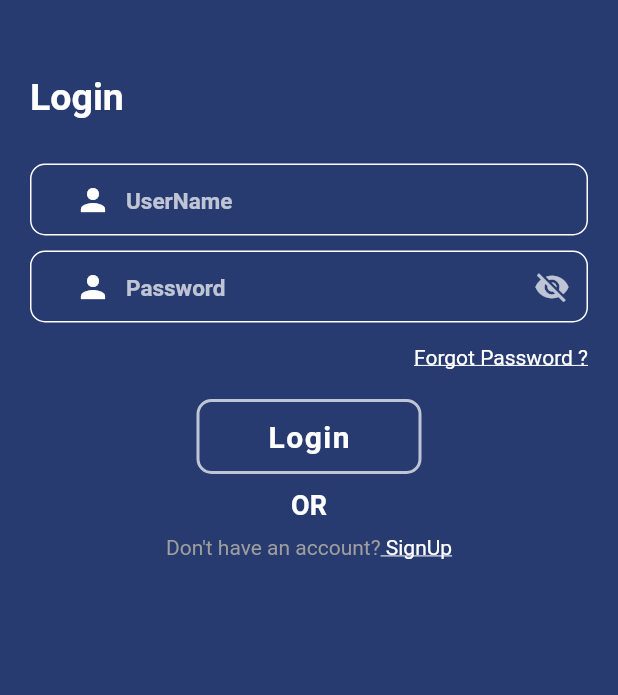
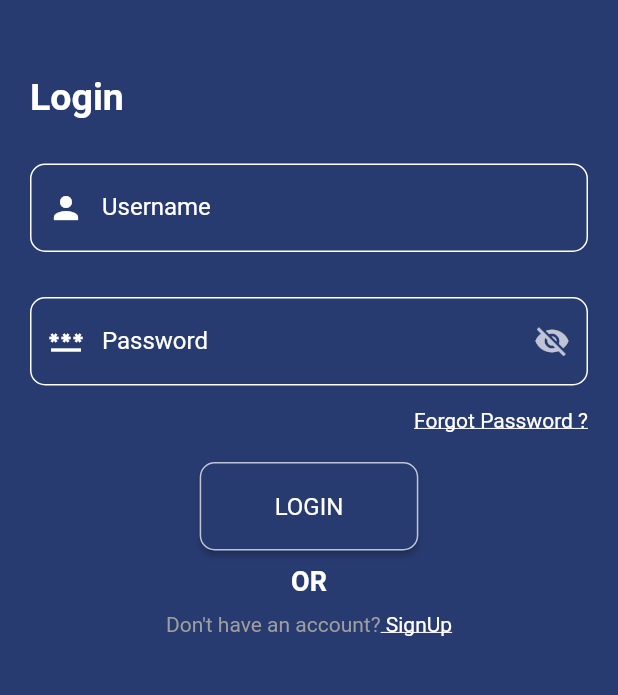
Before and after one commit to A98H73/NITC-Tele-health-Application, a Flutter app: the screen it shows after launch, on a phone screen of 412 x 824 dp, the part 309-1004 px from its top. Run offline on Flutter 3.47's test engine with Material 2 defaults, Android fonts, the phone set to English and light mode, and no system bars; drawn by our look-alikes of snippet_coder_utils; our stand-ins replace dio, fluttertoast.

Commit message:
login-done

```diff
--- a/lib/FrontEnd/Login_Page.dart
+++ /dev/null
@@ -1,235 +0,0 @@
-import 'package:flutter/gestures.dart';
-import 'package:flutter/material.dart';
-import 'package:snippet_coder_utils/FormHelper.dart';
-import 'package:snippet_coder_utils/ProgressHUD.dart';
-import 'package:snippet_coder_utils/hex_color.dart';
-
-class LoginPage extends StatefulWidget {
-  const LoginPage({Key? key}) : super(key: key);
-
-  @override
-  State<LoginPage> createState() => _LoginPageState();
-}
-
-class _LoginPageState extends State<LoginPage> {
-  bool isAPICallProcess = false;
-  bool hidePassword = true;
-  GlobalKey<FormState> globalFormKey = GlobalKey<FormState>();
-  String? username;
-  String? password;
-
-  @override
-  Widget build(BuildContext context) {
-    return SafeArea(
-      child: Scaffold(
-        backgroundColor: HexColor('#283B71'),
-        body: ProgressHUD(
-          child: Form(
-            key: globalFormKey,
-            child: _loginUI(context),
-          ),
-          inAsyncCall: isAPICallProcess,
-          opacity: 0.3,
-          key: UniqueKey(),
-        ),
-      ),
-    );
-  }
-
-  Widget _loginUI(BuildContext context) {
-    return SingleChildScrollView(
-      child: Column(
-        mainAxisAlignment: MainAxisAlignment.start,
-        crossAxisAlignment: CrossAxisAlignment.start,
-        children: [
-          Container(
-            width: MediaQuery.of(context).size.width,
-            height: MediaQuery.of(context).size.height / 4,
-            decoration: const BoxDecoration(
-              gradient: LinearGradient(
-                  begin: Alignment.topCenter,
-                  end: Alignment.bottomCenter,
-                  colors: [
-                    Colors.white,
-                    Colors.white,
-                  ]),
-              borderRadius: BorderRadius.only(
-                bottomLeft: Radius.circular(100),
-                bottomRight: Radius.circular(100),
-              ),
-            ),
-            child: Column(
-              mainAxisAlignment: MainAxisAlignment.center,
-              children: [
-                Align(
-                  alignment: Alignment.center,
-                  child: Image.asset(
-                    "assets/images/NITC_logo.jpg",
-                    width: 100,
-                    fit: BoxFit.contain,
-                  ),
-                ),
-              ],
-            ),
-          ),
-          Padding(
-            padding: const EdgeInsets.only(
-              top: 50,
-              left: 20,
-              bottom: 30,
-            ),
-            child: Text(
-              "Login",
-              style: TextStyle(
-                fontWeight: FontWeight.bold,
-                fontSize: 25,
-                color: Colors.white,
-              ),
-            ),
-          ),
-          FormHelper.inputFieldWidget(
-            context,
-            "username",
-            "UserName",
-            (onValidateVal) {
-              if (onValidateVal.isEmpty) {
-                return "username can\'t be empty";
-              }
-              return null;
-            },
-            (onSavedVal) {
-              username = onSavedVal;
-            },
-            prefixIcon: const Icon(Icons.person),
-            borderFocusColor: Colors.white,
-            prefixIconColor: Colors.white,
-            borderColor: Colors.white,
-            textColor: Colors.white,
-            hintColor: Colors.white.withOpacity(0.7),
-            borderRadius: 10,
-            showPrefixIcon: true,
-          ),
-          Padding(
-            padding: const EdgeInsets.only(
-              top: 10,
-            ),
-            child: FormHelper.inputFieldWidget(context, "password", "Password",
-                (onValidateVal) {
-              if (onValidateVal.isEmpty) {
-                return "Password can\'t be empty";
-              }
-              return null;
-            }, (onSavedVal) {
-              password = onSavedVal;
-            },
-                prefixIcon: const Icon(Icons.person),
-                borderFocusColor: Colors.white,
-                prefixIconColor: Colors.white,
-                borderColor: Colors.white,
-                textColor: Colors.white,
-                hintColor: Colors.white.withOpacity(0.7),
-                borderRadius: 10,
-                showPrefixIcon: true,
-                obscureText: hidePassword,
-                suffixIcon: IconButton(
-                    onPressed: () {
-                      setState(() {
-                        hidePassword = !hidePassword;
-                      });
-                    },
-                    color: Colors.white.withOpacity(0.7),
-                    icon: Icon(
-                      hidePassword ? Icons.visibility_off : Icons.visibility,
-                    ))),
-          ),
-          Padding(
-            padding: const EdgeInsets.only(
-              top: 15,
-              right: 20,
-            ),
-            child: Align(
-              alignment: Alignment.bottomRight,
-              child: RichText(
-                text: TextSpan(
-                  style: const TextStyle(
-                    color: Colors.grey,
-                    fontSize: 14,
-                  ),
-                  children: <TextSpan>[
-                    TextSpan(
-                      text: "Forgot Password ?",
-                      style: TextStyle(
-                        color: Colors.white,
-                        decoration: TextDecoration.underline,
-                      ),
-                      recognizer: TapGestureRecognizer()
-                        ..onTap = () {
-                          print("Forgot Password");
-                        },
-                    ),
-                  ],
-                ),
-              ),
-            ),
-          ),
-          SizedBox(
-            height: 20,
-          ),
-          Center(
-            child: FormHelper.submitButton(
-              "Login",
-              () {},
-              btnColor: HexColor("#283B71"),
-              borderColor: Colors.white.withOpacity(0.7),
-              txtColor: Colors.white,
-              borderRadius: 10,
-            ),
-          ),
-          SizedBox(
-            height: 10,
-          ),
-          Center(
-            child: Text(
-              "OR",
-              style: TextStyle(
-                fontWeight: FontWeight.bold,
-                color: Colors.white,
-                fontSize: 18,
-              ),
-            ),
-          ),
-          SizedBox(
-            height: 10,
-          ),
-          Align(
-            alignment: Alignment.center,
-            child: RichText(
-              text: TextSpan(
-                style: const TextStyle(
-                  color: Colors.grey,
-                  fontSize: 14,
-                ),
-                children: <TextSpan>[
-                  TextSpan(
-                    text: "Don\'t have an account?",
-                  ),
-                  TextSpan(
-                    text: " SignUp",
-                    style: TextStyle(
-                      color: Colors.white,
-                      decoration: TextDecoration.underline,
-                    ),
-                    recognizer: TapGestureRecognizer()
-                      ..onTap = () {
-                        Navigator.pushNamed(context, "/registeruser");
-                      },
-                  ),
-                ],
-              ),
-            ),
-          ),
-        ],
-      ),
-    );
-  }
-}
--- /dev/null
+++ b/lib/FrontEnd/screens/Login_Page.dart
@@ -0,0 +1,344 @@
+import 'package:flutter/gestures.dart';
+import 'package:flutter/material.dart';
+import 'package:fluttertoast/fluttertoast.dart';
+import 'package:nitc_telehealth_application/FrontEnd/services/authservice.dart';
+import 'package:snippet_coder_utils/FormHelper.dart';
+import 'package:snippet_coder_utils/ProgressHUD.dart';
+import 'package:snippet_coder_utils/hex_color.dart';
+
+class LoginPage extends StatefulWidget {
+  const LoginPage({Key? key}) : super(key: key);
+
+  @override
+  State<LoginPage> createState() => _LoginPageState();
+}
+
+class _LoginPageState extends State<LoginPage> {
+  bool isAPICallProcess = false;
+  bool hidePassword = true;
+  GlobalKey<FormState> globalFormKey = GlobalKey<FormState>();
+  String? email;
+  String? password;
+  String? token;
+
+  @override
+  Widget build(BuildContext context) {
+    return SafeArea(
+      child: Scaffold(
+        backgroundColor: HexColor('#283B71'),
+        body: ProgressHUD(
+          child: Form(
+            key: globalFormKey,
+            child: _loginUI(context),
+          ),
+          inAsyncCall: isAPICallProcess,
+          opacity: 0.3,
+          key: UniqueKey(),
+        ),
+      ),
+    );
+  }
+
+  Widget _loginUI(BuildContext context) {
+    return SingleChildScrollView(
+      child: Column(
+        mainAxisAlignment: MainAxisAlignment.start,
+        crossAxisAlignment: CrossAxisAlignment.start,
+        children: [
+          Container(
+            width: MediaQuery.of(context).size.width,
+            height: MediaQuery.of(context).size.height / 4,
+            decoration: const BoxDecoration(
+              gradient: LinearGradient(
+                  begin: Alignment.topCenter,
+                  end: Alignment.bottomCenter,
+                  colors: [
+                    Colors.white,
+                    Colors.white,
+                  ]),
+              borderRadius: BorderRadius.only(
+                bottomLeft: Radius.circular(100),
+                bottomRight: Radius.circular(100),
+              ),
+            ),
+            child: Column(
+              mainAxisAlignment: MainAxisAlignment.center,
+              children: [
+                Align(
+                  alignment: Alignment.center,
+                  child: Image.asset(
+                    "assets/images/NITC_logo.jpg",
+                    width: 100,
+                    fit: BoxFit.contain,
+                  ),
+                ),
+              ],
+            ),
+          ),
+          Padding(
+            padding: const EdgeInsets.only(
+              top: 50,
+              left: 20,
+              bottom: 30,
+            ),
+            child: Text(
+              "Login",
+              style: TextStyle(
+                fontWeight: FontWeight.bold,
+                fontSize: 25,
+                color: Colors.white,
+              ),
+            ),
+          ),
+          Padding(
+            padding: const EdgeInsets.only(
+              left: 20,
+              right: 20,
+            ),
+            child: TextFormField(
+              controller: TextEditingController(text: email),
+              onChanged: (value) {
+                email = value;
+              },
+              validator: (value) {
+                if (value == null) {
+                  return 'Field cannot be empty';
+                } else if (RegExp(
+                        r"^[a-zA-Z0-9.a-zA-Z0-9.!#$%&'*+-/=?^_`{|}~]+@[a-zA-Z0-9]+\.[a-zA-Z]+")
+                    .hasMatch(value)) {
+                  return null;
+                } else {
+                  return 'Enter Valid Email';
+                }
+              },
+              style: TextStyle(color: Colors.white),
+              decoration: InputDecoration(
+                hintText: "Enter Username",
+                hintStyle: TextStyle(color: Colors.white),
+                labelText: "Username",
+                labelStyle: TextStyle(color: Colors.white),
+                enabledBorder: OutlineInputBorder(
+                  borderRadius: const BorderRadius.all(Radius.circular(10.0)),
+                  borderSide: BorderSide(
+                    color: Colors.white,
+                  ),
+                ),
+                focusedBorder: OutlineInputBorder(
+                  borderRadius: BorderRadius.circular(10.0),
+                  borderSide: BorderSide(
+                    color: Colors.white,
+                  ),
+                ),
+                prefixIcon: Icon(
+                  Icons.person,
+                  color: Colors.white,
+                ),
+                prefixIconColor: Colors.white,
+              ),
+            ),
+          ),
+          Padding(
+            padding: const EdgeInsets.only(
+              left: 20,
+              right: 20,
+              top: 30,
+            ),
+            child: TextFormField(
+              controller: TextEditingController(text: password),
+              onChanged: (value) {
+                password = value;
+              },
+              validator: (value) {
+                if (value == null) {
+                  return "Password can't be empty";
+                } else {
+                  return null;
+                }
+              },
+              obscureText: hidePassword,
+              style: TextStyle(color: Colors.white),
+              decoration: InputDecoration(
+                hintText: "Enter Password",
+                hintStyle: TextStyle(color: Colors.white),
+                labelText: "Password",
+                labelStyle: TextStyle(color: Colors.white),
+                focusedBorder: OutlineInputBorder(
+                  borderRadius: BorderRadius.circular(10.0),
+                  borderSide: BorderSide(
+                    color: Colors.white,
+                  ),
+                ),
+                enabledBorder: OutlineInputBorder(
+                  borderRadius: const BorderRadius.all(Radius.circular(10.0)),
+                  borderSide: BorderSide(
+                    color: Colors.white,
+                  ),
+                ),
+                prefixIcon: Icon(
+                  Icons.password,
+                  color: Colors.white,
+                ),
+                // suffixIcon: IconButton(
+                //     onPressed: () {
+                //       setState(() {
+                //         hidePassword = !hidePassword;
+                //       });
+                //     },
+                //     color: Colors.white.withOpacity(0.7),
+                //     icon: Icon(
+                //       hidePassword ? Icons.visibility_off : Icons.visibility,
+                //     )
+                // )
+
+                suffixIcon: IconButton(
+                  icon: Icon(
+                    hidePassword ? Icons.visibility_off : Icons.visibility,
+                    color: Colors.white.withOpacity(0.7),
+                  ),
+                  onPressed: () {
+                    setState(() {
+                      hidePassword = !hidePassword;
+                    });
+                  },
+                ),
+              ),
+            ),
+          ),
+          Padding(
+            padding: const EdgeInsets.only(
+              top: 15,
+              right: 20,
+            ),
+            child: Align(
+              alignment: Alignment.bottomRight,
+              child: RichText(
+                text: TextSpan(
+                  style: const TextStyle(
+                    color: Colors.grey,
+                    fontSize: 14,
+                  ),
+                  children: <TextSpan>[
+                    TextSpan(
+                      text: "Forgot Password ?",
+                      style: TextStyle(
+                        color: Colors.white,
+                        decoration: TextDecoration.underline,
+                      ),
+                      recognizer: TapGestureRecognizer()
+                        ..onTap = () {
+                          print("Forgot Password");
+                        },
+                    ),
+                  ],
+                ),
+              ),
+            ),
+          ),
+          SizedBox(
+            height: 20,
+          ),
+          Center(
+            child: ElevatedButton(
+                child: Text("LOGIN"),
+                onPressed: () {
+                  if (globalFormKey.currentState!.validate()) {
+                    //Navigator.pushNamed(context, MyRoutings.homeRoute);
+                    Fluttertoast.showToast(
+                      msg: email.toString(),
+                      toastLength: Toast.LENGTH_SHORT,
+                      gravity: ToastGravity.BOTTOM,
+                      timeInSecForIosWeb: 1,
+                      backgroundColor: Colors.green,
+                      textColor: Colors.white,
+                      fontSize: 16.0,
+                    );
+                    Fluttertoast.showToast(
+                      msg: password.toString(),
+                      toastLength: Toast.LENGTH_SHORT,
+                      gravity: ToastGravity.BOTTOM,
+                      timeInSecForIosWeb: 1,
+                      backgroundColor: Colors.blue,
+                      textColor: Colors.white,
+                      fontSize: 16.0,
+                    );
+                    AuthService().login(email, password).then((val) {
+                      if (val.data['success']) {
+                        token = val.data['token'];
+                        Fluttertoast.showToast(
+                          msg: 'Authenticated',
+                          toastLength: Toast.LENGTH_SHORT,
+                          gravity: ToastGravity.BOTTOM,
+                          timeInSecForIosWeb: 1,
+                          backgroundColor: Colors.green,
+                          textColor: Colors.white,
+                          fontSize: 16.0,
+                        );
+                      }
+                    });
+                  } else {
+                    "problem signin- check";
+                  }
+                },
+                style: ElevatedButton.styleFrom(
+                    primary: HexColor("#283B71"),
+                    side: BorderSide(
+                      width: 1.0,
+                      color: Colors.white.withOpacity(0.7),
+                    ),
+                    shape: new RoundedRectangleBorder(
+                      borderRadius: new BorderRadius.circular(10.0),
+                    ),
+                    padding: EdgeInsets.symmetric(horizontal: 50, vertical: 20),
+                    textStyle: TextStyle(
+                      fontSize: 16,
+                      color: Colors.white,
+                    ))),
+          ),
+          SizedBox(
+            height: 10,
+          ),
+          Center(
+            child: Text(
+              "OR",
+              style: TextStyle(
+                fontWeight: FontWeight.bold,
+                color: Colors.white,
+                fontSize: 18,
+              ),
+            ),
+          ),
+          SizedBox(
+            height: 10,
+          ),
+          Align(
+            alignment: Alignment.center,
+            child: RichText(
+              text: TextSpan(
+                style: const TextStyle(
+                  color: Colors.grey,
+                  fontSize: 14,
+                ),
+                children: <TextSpan>[
+                  TextSpan(
+                    text: "Don\'t have an account?",
+                  ),
+                  TextSpan(
+                    text: " SignUp",
+                    style: TextStyle(
+                      color: Colors.white,
+                      decoration: TextDecoration.underline,
+                    ),
+                    recognizer: TapGestureRecognizer()
+                      ..onTap = () {
+                        Navigator.pushNamed(context, "/registeruser");
+                      },
+                  ),
+                ],
+              ),
+            ),
+          ),
+        ],
+      ),
+    );
+  }
+}
--- a/lib/main.dart
+++ b/lib/main.dart
@@ -1,6 +1,6 @@
 import 'package:flutter/material.dart';
-import 'package:nitc_telehealth_application/FrontEnd/Login_Page.dart';
-import 'package:nitc_telehealth_application/FrontEnd/Register_user_page.dart';
+import 'package:nitc_telehealth_application/FrontEnd/screens/Login_Page.dart';
+import 'package:nitc_telehealth_application/FrontEnd/screens/Register_user_page.dart';
 
 void main() {
   runApp(MyApp());
--- /dev/null
+++ b/package.json
@@ -0,0 +1,5 @@
+{
+  "dependencies": {
+    "dio": "^0.0.3"
+  }
+}
--- a/pubspec.yaml
+++ b/pubspec.yaml
@@ -29,6 +29,8 @@ environment:
 dependencies:
   flutter:
     sdk: flutter
+  dio: ^4.0.6
+  fluttertoast: ^8.0.9
 
 
   # The following adds the Cupertino Icons font to your application.
```
Also changed, not shown: lib/FrontEnd/services/authservice.dart (added, +27 -0 lines), lib/FrontEnd/screens/Register_user_page.dart (renamed from lib/FrontEnd/Register_user_page.dart), package-lock.json (added), pubspec.lock, 1 other file.
